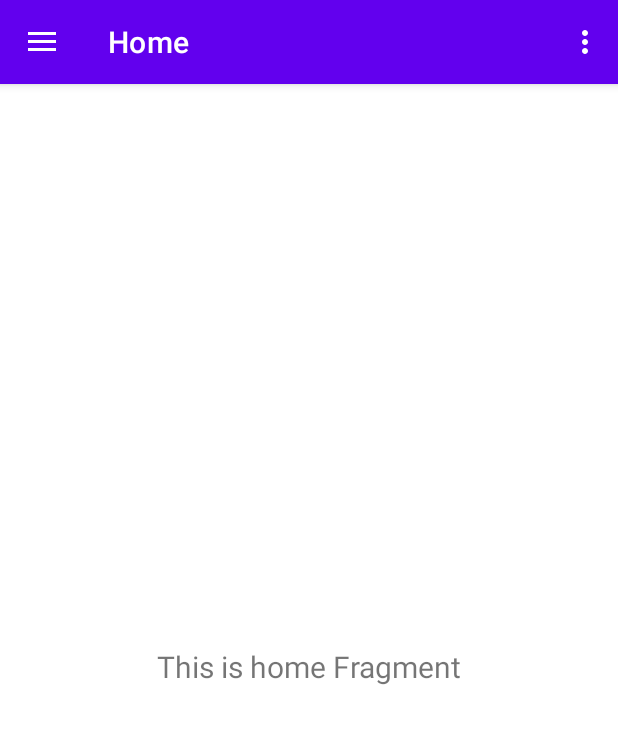
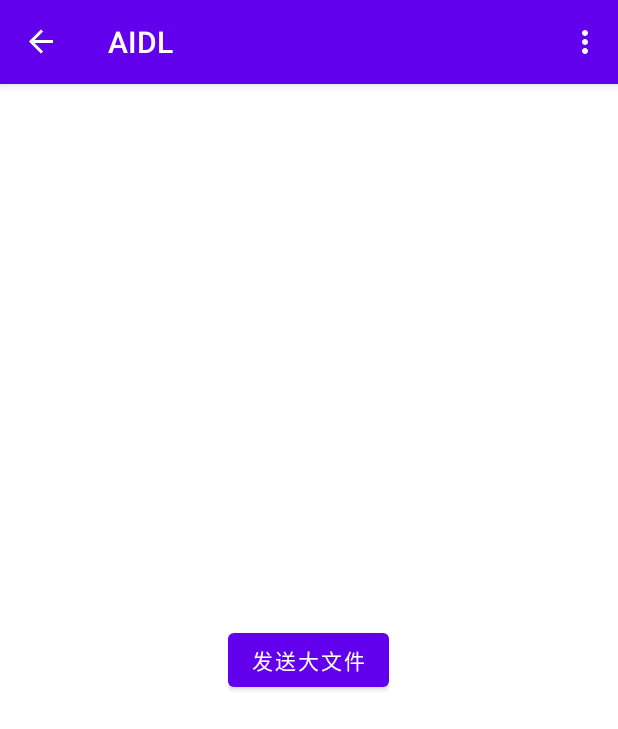
Before and after one commit to peerless2012/ServiceDemo, an Android app: the screen it shows after launch (MainActivity), on a phone screen of 412 x 824 dp. Shown: the top 729 px of the screen. Run offline under Robolectric (Android 15) with nearby library versions, the phone set to English and light mode, and no system bars; our stand-ins replace navigation-ui; 1 statement that could not run was skipped.

Commit message:
完成AIDL调用。

```diff
--- a/app/src/main/res/layout/activity_main.xml
+++ b/app/src/main/res/layout/activity_main.xml
@@ -22,4 +22,5 @@
         android:fitsSystemWindows="true"
         app:headerLayout="@layout/nav_header_main"
         app:menu="@menu/activity_main_drawer" />
+
 </androidx.drawerlayout.widget.DrawerLayout>
--- a/app/src/main/res/navigation/mobile_navigation.xml
+++ b/app/src/main/res/navigation/mobile_navigation.xml
@@ -3,13 +3,17 @@
     xmlns:app="http://schemas.android.com/apk/res-auto"
     xmlns:tools="http://schemas.android.com/tools"
     android:id="@+id/mobile_navigation"
-    app:startDestination="@+id/nav_home">
+    app:startDestination="@+id/nav_aidl">
 
     <fragment
         android:id="@+id/nav_home"
         android:name="com.peerless2012.service.ui.home.HomeFragment"
         android:label="@string/menu_home"
-        tools:layout="@layout/fragment_home" />
+        tools:layout="@layout/fragment_home" >
+        <action
+            android:id="@+id/action_nav_home_to_nav_aidl"
+            app:destination="@id/nav_aidl" />
+    </fragment>
 
     <fragment
         android:id="@+id/nav_gallery"
@@ -22,4 +26,10 @@
         android:name="com.peerless2012.service.ui.slideshow.SlideshowFragment"
         android:label="@string/menu_slideshow"
         tools:layout="@layout/fragment_slideshow" />
+
+    <fragment
+        android:id="@+id/nav_aidl"
+        android:name="com.peerless2012.service.aidl.ui.AIDLFragment"
+        android:label="AIDL"
+        tools:layout="@layout/fragment_aidl"/>
 </navigation>
--- a/lib_aidl/build.gradle
+++ b/lib_aidl/build.gradle
@@ -31,7 +31,9 @@ android {
     kotlinOptions {
         jvmTarget = '1.8'
     }
+    buildFeatures.aidl = true
 }
+
 
 dependencies {
     implementation libs.bundles.androidx.core
--- a/lib_aidl/src/main/AndroidManifest.xml
+++ b/lib_aidl/src/main/AndroidManifest.xml
@@ -4,7 +4,9 @@
 
     <application>
 
-        <service android:name=".service.AIDLService">
+        <service
+            android:name=".service.AIDLService"
+            android:process=":AIDL">
 
         </service>
 
--- a/lib_aidl/src/main/java/com/peerless2012/service/aidl/ui/AIDLFragment.kt
+++ b/lib_aidl/src/main/java/com/peerless2012/service/aidl/ui/AIDLFragment.kt
@@ -1,10 +1,19 @@
 package com.peerless2012.service.aidl.ui
 
+import android.content.ComponentName
+import android.content.Context
+import android.content.Intent
+import android.content.ServiceConnection
+import android.hardware.HardwareBuffer
 import android.os.Bundle
+import android.os.IBinder
 import android.view.View
 import android.widget.Button
+import android.widget.Toast
 import androidx.fragment.app.Fragment
+import com.peerless2012.service.aidl.AIDLInterface
 import com.peerless2012.service.aidl.R
+import com.peerless2012.service.aidl.service.AIDLService
 
 /**
  * @Author peerless2012
@@ -17,8 +26,26 @@ class AIDLFragment : Fragment(R.layout.fragment_aidl), View.OnClickListener {
 
     private lateinit var sendLargeDataBtn: Button
 
+    private var aidlInterface: AIDLInterface? = null
+
+    private val aidlServiceConnection = object : ServiceConnection {
+        override fun onServiceConnected(name: ComponentName?, service: IBinder?) {
+            aidlInterface = AIDLInterface.Stub.asInterface(service)
+        }
+
+        override fun onServiceDisconnected(name: ComponentName?) {
+            aidlInterface = null
+            val a = HardwareBuffer.create()
+        }
+
+    }
+
     override fun onCreate(savedInstanceState: Bundle?) {
         super.onCreate(savedInstanceState)
+        val intent = Intent(context, AIDLService::class.java)
+        requireContext().bindService(intent,
+            aidlServiceConnection,
+            Context.BIND_AUTO_CREATE)
     }
 
     override fun onViewCreated(view: View, savedInstanceState: Bundle?) {
@@ -32,10 +59,15 @@ class AIDLFragment : Fragment(R.layout.fragment_aidl), View.OnClickListener {
     }
 
     override fun onDestroy() {
+        requireContext().unbindService(aidlServiceConnection)
         super.onDestroy()
     }
 
     override fun onClick(view: View) {
+        aidlInterface?.let {
+            val str = it.basicTypes(1, 2L, true, 3.14f, 6.66, "str")
+            Toast.makeText(requireContext(), str, Toast.LENGTH_SHORT).show()
+        }
     }
 
 }
```
Also changed, not shown: lib_aidl/src/main/java/com/peerless2012/service/aidl/service/AIDLService.kt (+15 -2 lines), lib_aidl/src/main/aidl/com/peerless2012/service/aidl/AIDLInterface.aidl (added).
